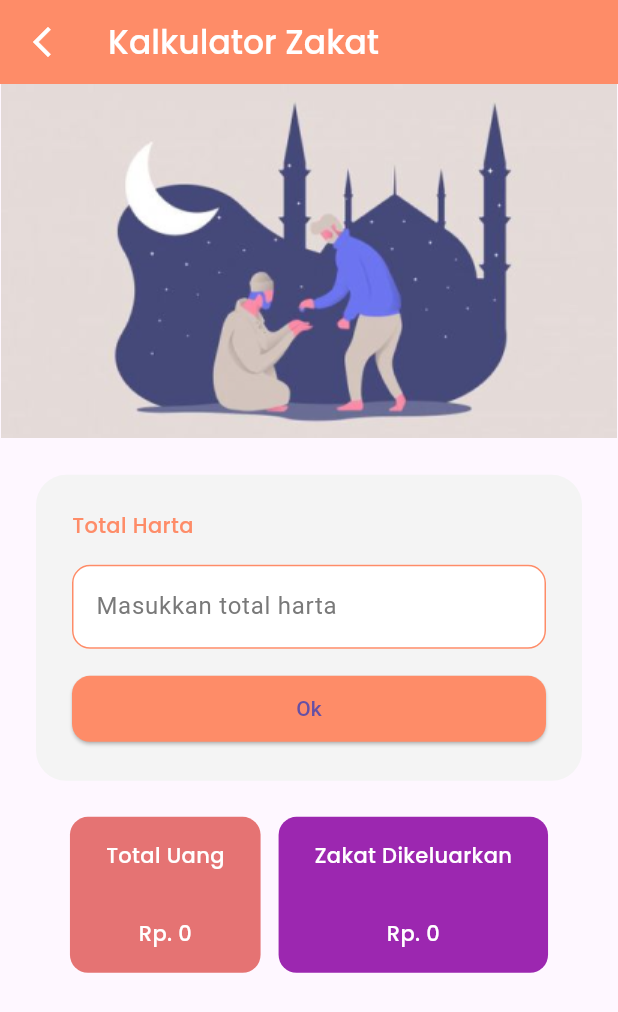
After one commit to FaishalFaiz/Bittaqwa-Islamic-Dashboard-App, a Flutter app: the ZakatScreen screen opened by its route, on a phone screen of 412 x 824 dp. The commit adds this screen. Shown: the top 1012 px of the screen. Run offline on Flutter 3.47's test engine with Material 3 defaults, Android fonts, the phone set to English and light mode, and no system bars.

Commit message:
Zakat Screen UI

```diff
--- a/lib/main.dart
+++ b/lib/main.dart
@@ -1,4 +1,5 @@
 import 'package:bitaqwa_app/presentation/screen/doa_screen.dart';
+import 'package:bitaqwa_app/presentation/screen/zakat_screen.dart';
 import 'package:flutter/material.dart';
 
 import 'presentation/screen/dashboard.dart';
@@ -17,6 +18,7 @@ class MyApp extends StatelessWidget {
       routes: {
         '/': (context) => Dashboard(),
         '/doa': (context) => DoaScreen(),
+        '/zakat': (context) => ZakatScreen(),
       },
     );
   }
--- a/lib/presentation/screen/dashboard.dart
+++ b/lib/presentation/screen/dashboard.dart
@@ -112,7 +112,11 @@ class Dashboard extends StatelessWidget {
               SizedBox(
                 width: 12,
               ),
-              Column(
+              GestureDetector(
+                onTap: () {
+                  Navigator.pushNamed(context, '/zakat');
+                },
+                child: Column(
                   children: [
                     Image.asset("assets/images/ic_menu_zakat.png"),
                     Text("Zakat",
@@ -122,6 +126,7 @@ class Dashboard extends StatelessWidget {
                           color: ColorApp.white,
                         )),
                   ],
+                ),
               ),
               SizedBox(
                 width: 12,
--- /dev/null
+++ b/lib/presentation/screen/zakat_screen.dart
@@ -0,0 +1,164 @@
+import 'package:bitaqwa_app/utils/color.dart';
+import 'package:flutter/material.dart';
+
+class ZakatScreen extends StatelessWidget {
+  const ZakatScreen({super.key});
+
+  @override
+  Widget build(BuildContext context) {
+    Widget CardHarta() {
+      return Container(
+        margin: EdgeInsets.all(24),
+        padding: EdgeInsets.all(24),
+        decoration: BoxDecoration(
+          borderRadius: BorderRadius.circular(20),
+          color: ColorApp.grey,
+        ),
+        child: Column(
+          crossAxisAlignment: CrossAxisAlignment.start,
+          children: [
+            Text(
+              "Total Harta",
+              style: TextStyle(
+                color: ColorApp.primary,
+                fontFamily: "PoppinsMedium",
+              ),
+            ),
+            SizedBox(
+              height: 16,
+            ),
+            TextFormField(
+              decoration: InputDecoration(
+                border: OutlineInputBorder(
+                  borderRadius: BorderRadius.circular(12),
+                ),
+                enabledBorder: OutlineInputBorder(
+                  borderRadius: BorderRadius.circular(12),
+                  borderSide: BorderSide(color: ColorApp.primary),
+                ),
+                label: Text("Masukkan total harta"),
+                labelStyle: TextStyle(
+                  color: ColorApp.darkGrey,
+                ),
+                prefix: Text("Rp. "),
+                fillColor: ColorApp.white,
+                filled: true,
+              ),
+            ),
+            SizedBox(height: 16),
+            ElevatedButton(
+              onPressed: () {},
+              child: Text("Ok"),
+              style: ElevatedButton.styleFrom(
+                backgroundColor: ColorApp.primary,
+                shape: RoundedRectangleBorder(
+                  borderRadius: BorderRadius.circular(12),
+                ),
+                minimumSize: Size(double.infinity, 0),
+                padding: EdgeInsets.all(12),
+              ),
+            ),
+          ],
+        ),
+      );
+    }
+
+    Widget CardResult() {
+      return Row(
+        mainAxisAlignment: MainAxisAlignment.center,
+        children: [
+          Container(
+            padding: EdgeInsets.symmetric(
+              horizontal: 24,
+              vertical: 16,
+            ),
+            decoration: BoxDecoration(
+              borderRadius: BorderRadius.circular(12),
+              color: Colors.red[300]!,
+            ),
+            child: Column(
+              children: [
+                Text(
+                  "Total Uang",
+                  style: TextStyle(
+                    fontFamily: "PoppinsMedium",
+                    color: ColorApp.white,
+                  ),
+                ),
+                SizedBox(height: 32),
+                Text(
+                  "Rp. 0",
+                  style: TextStyle(
+                    fontFamily: "PoppinsMedium",
+                    color: ColorApp.white,
+                  ),
+                ),
+              ],
+            ),
+          ),
+          SizedBox(
+            width: 12,
+          ),
+          Container(
+            padding: EdgeInsets.symmetric(
+              horizontal: 24,
+              vertical: 16,
+            ),
+            decoration: BoxDecoration(
+              borderRadius: BorderRadius.circular(12),
+              color: Colors.purple,
+            ),
+            child: Column(
+              children: [
+                Text(
+                  "Zakat Dikeluarkan",
+                  style: TextStyle(
+                    fontFamily: "PoppinsMedium",
+                    color: ColorApp.white,
+                  ),
+                ),
+                SizedBox(height: 32),
+                Text(
+                  "Rp. 0",
+                  style: TextStyle(
+                    fontFamily: "PoppinsMedium",
+                    color: ColorApp.white,
+                  ),
+                ),
+              ],
+            ),
+          ),
+        ],
+      );
+    }
+
+    return Scaffold(
+      appBar: AppBar(
+        backgroundColor: ColorApp.primary,
+        title: Text(
+          "Kalkulator Zakat",
+          style: TextStyle(
+            fontFamily: "PoppinsMedium",
+            color: ColorApp.white,
+          ),
+        ),
+        leading: IconButton(
+          onPressed: () {
+            Navigator.pop(context);
+          },
+          icon: Icon(
+            Icons.arrow_back_ios_new_outlined,
+            color: ColorApp.white,
+          ),
+        ),
+      ),
+      body: ListView(
+        children: [
+          Image.asset("assets/images/bg_header_zakat.png"),
+          CardHarta(),
+          CardResult(),
+        ],
+      ),
+    );
+  }
+}
```
Lines whose indentation alone changed are shown as unchanged.
